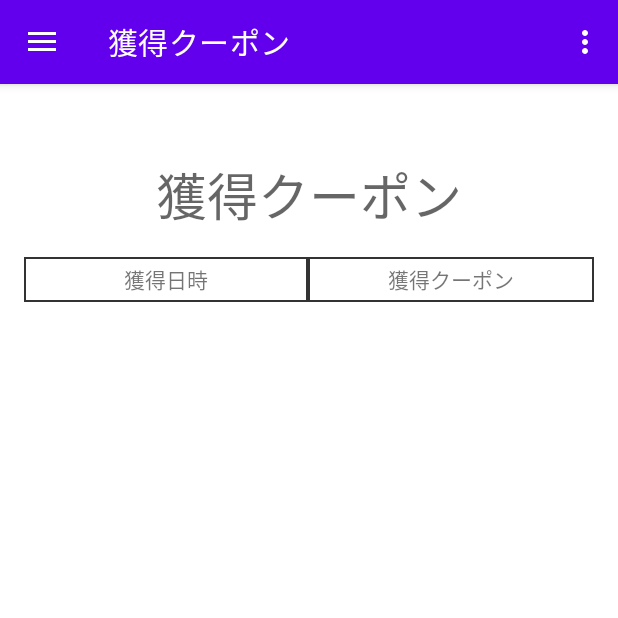
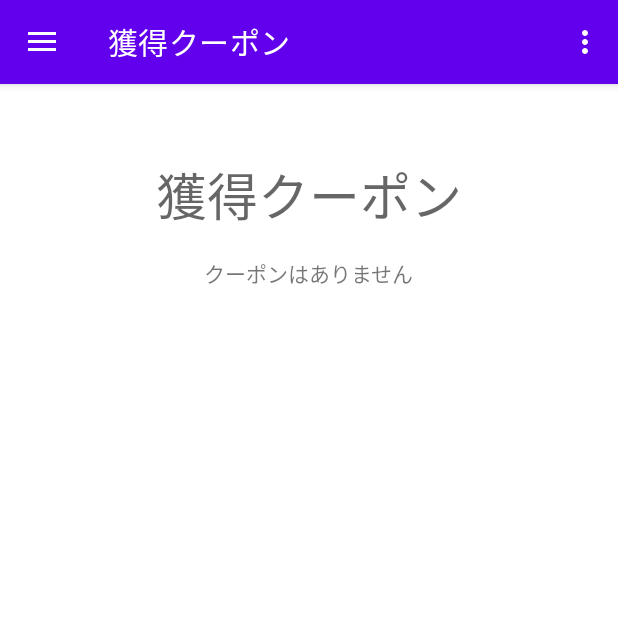
Before and after one commit to Xiao-Sho/PointGame_sho, an Android app: the screen it shows after launch (MainActivity), in the side drawer, after a tap on "獲得クーポン", on a phone screen of 412 x 824 dp, the top half of it. Run offline under Robolectric (Android 15) with nearby library versions, the phone set to English and light mode, and no system bars; our stand-ins replace navigation-ui.

Commit message:
add no coupon case

```diff
--- a/app/src/main/java/com/android/example/pointgame/ui/getcoupon/GetCouponFragment.kt
+++ b/app/src/main/java/com/android/example/pointgame/ui/getcoupon/GetCouponFragment.kt
@@ -2,6 +2,7 @@ package com.android.example.pointgame.ui.getcoupon
 
 import android.app.AlertDialog
 import android.content.DialogInterface
+import android.opengl.Visibility
 import android.os.Bundle
 import android.view.*
 import android.widget.*
@@ -45,12 +46,22 @@ class GetCouponFragment : Fragment() {
         }
 
         // テーブル取得
-        var tl: TableLayout = binding.fragmentGetCouponTableLayout
+        val tl: TableLayout = binding.fragmentGetCouponTableLayout
 
-        // 行追加
+        // クーポンなし文言
+        val noCouponText: TextView = binding.fragmentGetCouponNoCoupon
+
         sharedGetCouponViewModel.coupons.observe(viewLifecycleOwner) {
-            for (coupon in it) {
-                addRow(tl, coupon)
+            // 獲得クーポンが何もない場合はテーブル自体を非表示、クーポンなし文言を表示
+            // 獲得クーポンがある場合は、行追加を繰り返して表を作成
+            if (it.isEmpty()) {
+                tl.visibility = View.GONE
+                noCouponText.visibility = View.VISIBLE
+            }
+            else {
+                for (coupon in it) {
+                    addRow(tl, coupon)
+                }
             }
         }
 
--- a/app/src/main/res/layout/fragment_get_coupon.xml
+++ b/app/src/main/res/layout/fragment_get_coupon.xml
@@ -30,10 +30,19 @@
             app:layout_constraintTop_toTopOf="parent"
             tools:text="獲得クーポン" />
 
+        <TextView
+            android:id="@+id/fragment_get_coupon_no_coupon"
+            android:layout_width="wrap_content"
+            android:layout_height="wrap_content"
+            android:layout_gravity="center"
+            android:text="クーポンはありません"
+            android:visibility="gone" />
+
         <ScrollView
             android:layout_width="match_parent"
             android:layout_height="match_parent"
             android:layout_marginHorizontal="16dp"
+            android:visibility="visible"
             app:layout_constraintBottom_toBottomOf="parent"
             app:layout_constraintEnd_toEndOf="parent"
             app:layout_constraintStart_toStartOf="parent"
@@ -42,7 +51,8 @@
             <TableLayout
                 android:id="@+id/fragment_get_coupon_table_layout"
                 android:layout_width="match_parent"
-                android:layout_height="match_parent">
+                android:layout_height="match_parent"
+                android:visibility="visible">
 
                 <!-- ヘッダ -->
                 <TableRow
@@ -113,6 +123,8 @@
                 </TableRow>
                 -->
             </TableLayout>
+
         </ScrollView>
+
     </LinearLayout>
 </androidx.constraintlayout.widget.ConstraintLayout>
```
